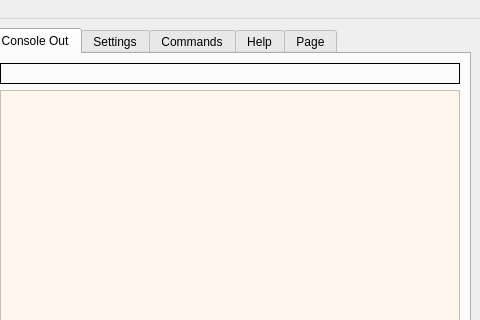
The window that mainwindow.ui (jplozf/Crush) describes before a commit, drawn with Qt 5; both pictures show x 419 to 899 and y 0 to 320 of the 899 by 770 pixel window.
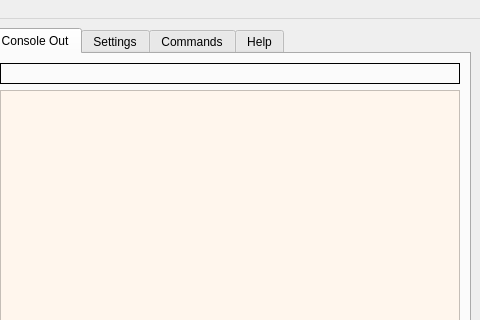
The same window after the commit. Icons and pictures are not drawn.

```diff
--- a/mainwindow.ui
+++ b/mainwindow.ui
@@ -406,11 +406,6 @@
             </item>
            </layout>
           </widget>
-          <widget class="QWidget" name="tab">
-           <attribute name="title">
-            <string>Page</string>
-           </attribute>
-          </widget>
          </widget>
         </item>
        </layout>
```
Left out of the diff: 22 changed lines with no effect on the pictures.
